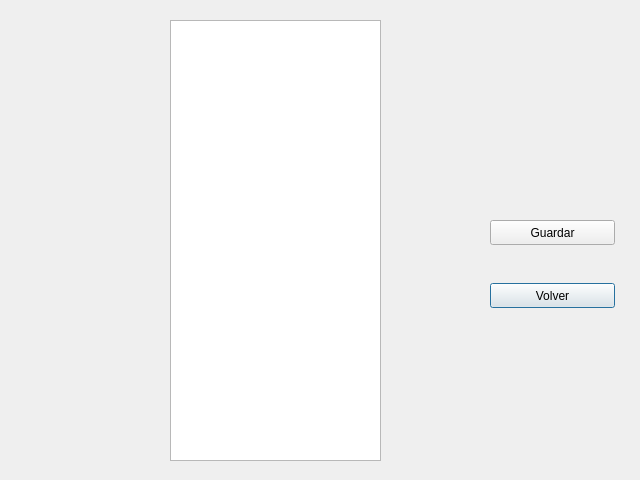
First picture: the form in FUTBOL_RELOAD/dialog_estrellas_mundiales.ui, repository pcnimdock/FUTBOL_RELOAD, before the edit.
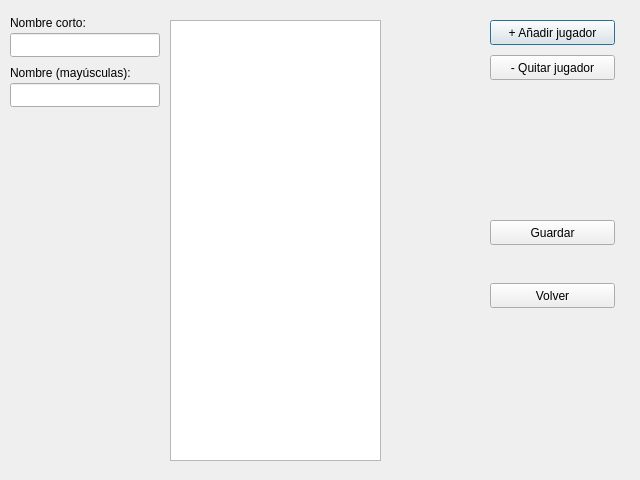
Second picture: the form after the edit.

What changed in the file:
```diff
--- a/FUTBOL_RELOAD/dialog_estrellas_mundiales.ui
+++ b/FUTBOL_RELOAD/dialog_estrellas_mundiales.ui
@@ -13,6 +13,52 @@
   <property name="windowTitle">
    <string>Dialog</string>
   </property>
+  <widget class="QLabel" name="label_nombre_corto">
+   <property name="geometry">
+    <rect>
+     <x>10</x>
+     <y>15</y>
+     <width>150</width>
+     <height>16</height>
+    </rect>
+   </property>
+   <property name="text">
+    <string>Nombre corto:</string>
+   </property>
+  </widget>
+  <widget class="QLineEdit" name="le_Nombre_Corto">
+   <property name="geometry">
+    <rect>
+     <x>10</x>
+     <y>33</y>
+     <width>150</width>
+     <height>24</height>
+    </rect>
+   </property>
+  </widget>
+  <widget class="QLabel" name="label_nombre_mayus">
+   <property name="geometry">
+    <rect>
+     <x>10</x>
+     <y>65</y>
+     <width>150</width>
+     <height>16</height>
+    </rect>
+   </property>
+   <property name="text">
+    <string>Nombre (mayúsculas):</string>
+   </property>
+  </widget>
+  <widget class="QLineEdit" name="le_nombre_corto_mayusculas">
+   <property name="geometry">
+    <rect>
+     <x>10</x>
+     <y>83</y>
+     <width>150</width>
+     <height>24</height>
+    </rect>
+   </property>
+  </widget>
   <widget class="QTableView" name="tableView_jugadores">
    <property name="geometry">
     <rect>
@@ -26,6 +72,32 @@
     <set>QAbstractItemView::NoEditTriggers</set>
    </property>
   </widget>
+  <widget class="QPushButton" name="btn_mas_jugador">
+   <property name="geometry">
+    <rect>
+     <x>490</x>
+     <y>20</y>
+     <width>125</width>
+     <height>25</height>
+    </rect>
+   </property>
+   <property name="text">
+    <string>+ Añadir jugador</string>
+   </property>
+  </widget>
+  <widget class="QPushButton" name="btn_menos_jugador">
+   <property name="geometry">
+    <rect>
+     <x>490</x>
+     <y>55</y>
+     <width>125</width>
+     <height>25</height>
+    </rect>
+   </property>
+   <property name="text">
+    <string>- Quitar jugador</string>
+   </property>
+  </widget>
   <widget class="QPushButton" name="btn_volver">
    <property name="geometry">
     <rect>
```
Left out of the diff: 2 changed lines with no effect on the pictures.
